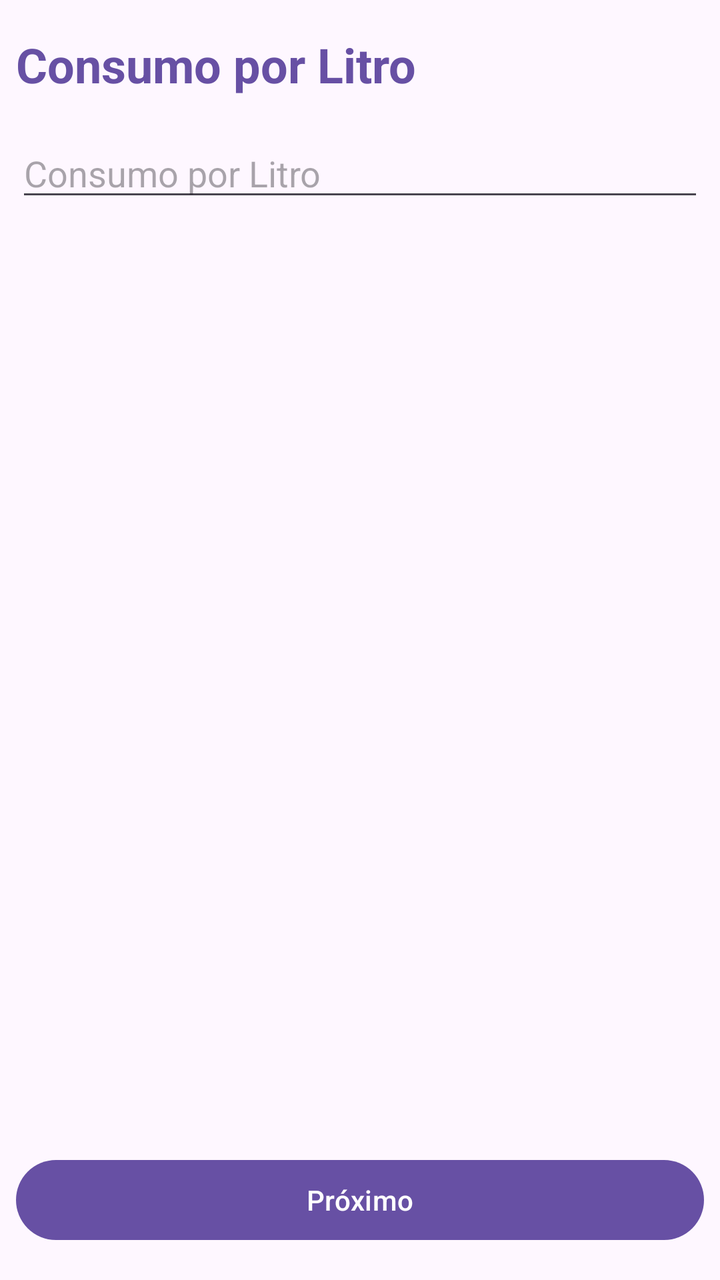
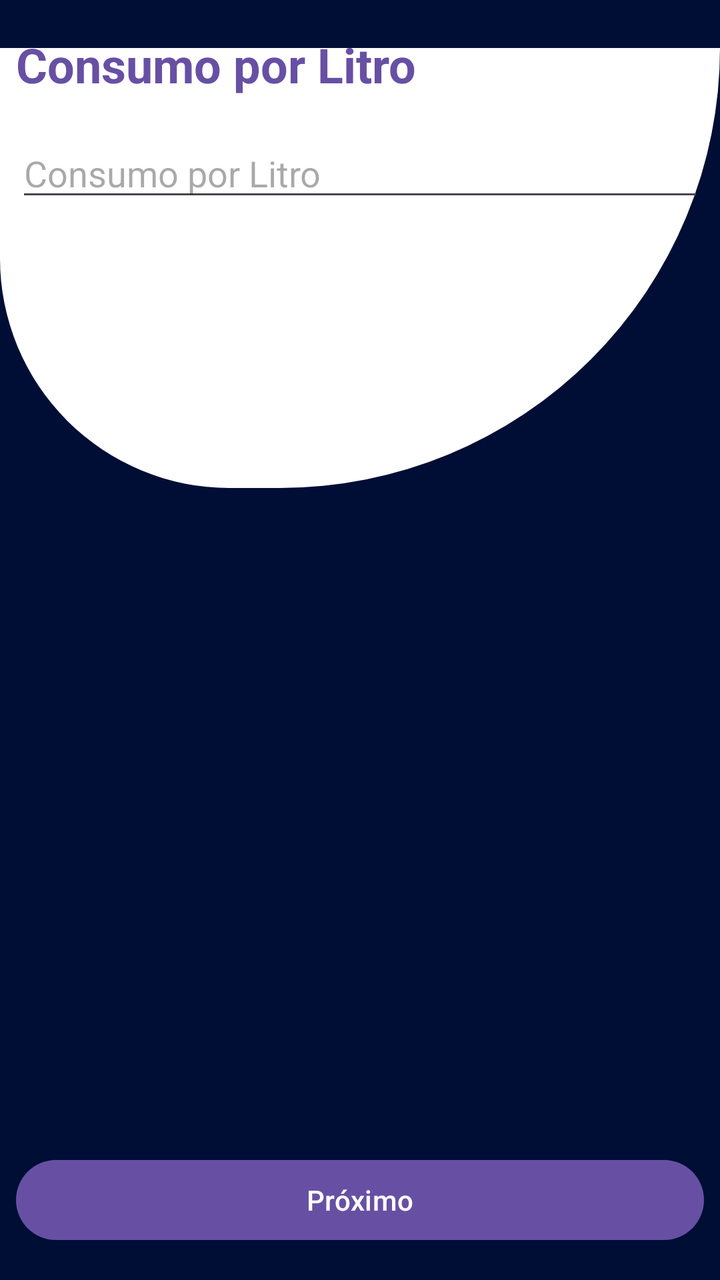

Two renders of the same Android screen: before a commit and after it. Below are the layout's source before the change and the commit's diff.
<!-- AndroidManifest.xml: application theme Theme.FuelCalculator -->
<!-- res/layout/activity_consumo_por_litro.xml -->
<?xml version="1.0" encoding="utf-8"?>
<androidx.constraintlayout.widget.ConstraintLayout xmlns:android="http://schemas.android.com/apk/res/android"
    xmlns:app="http://schemas.android.com/apk/res-auto"
    xmlns:tools="http://schemas.android.com/tools"
    android:id="@+id/main"
    android:layout_width="match_parent"
    android:layout_height="match_parent"
    tools:context=".ConsumoPorLitroActivity">

    <EditText
        android:id="@+id/edtConsumoLitro"
        android:layout_width="0dp"
        android:layout_height="wrap_content"
        android:layout_marginStart="8dp"
        android:layout_marginTop="16dp"
        android:layout_marginEnd="8dp"
        android:ems="10"
        android:hint="Consumo por Litro"
        android:inputType="number"
        app:layout_constraintEnd_toEndOf="parent"
        app:layout_constraintHorizontal_bias="0.0"
        app:layout_constraintStart_toStartOf="parent"
        app:layout_constraintTop_toBottomOf="@+id/tvConsumoTitulo" />

    <Button
        android:id="@+id/btnConsumoLitroProximo"
        android:layout_width="0dp"
        android:layout_height="wrap_content"
        android:layout_marginStart="8dp"
        android:layout_marginEnd="8dp"
        android:layout_marginBottom="16dp"
        android:text="Próximo"
        app:layout_constraintBottom_toBottomOf="parent"
        app:layout_constraintEnd_toEndOf="parent"
        app:layout_constraintStart_toStartOf="parent" />

    <TextView
        android:id="@+id/tvConsumoTitulo"
        android:layout_width="wrap_content"
        android:layout_height="wrap_content"
        android:layout_marginStart="8dp"
        android:layout_marginTop="16dp"
        android:text="Consumo por Litro"
        android:textColor="#ff6750a4"
        android:textSize="24sp"
        android:textStyle="bold"
        app:layout_constraintStart_toStartOf="parent"
        app:layout_constraintTop_toTopOf="parent" />
</androidx.constraintlayout.widget.ConstraintLayout>
<!-- resources referenced by this layout -->
<resources>
  <style name="Theme.FuelCalculator" parent="Base.Theme.FuelCalculator" />
  <style name="Base.Theme.FuelCalculator" parent="Theme.Material3.DayNight.NoActionBar">
          
          
      </style>
</resources>

<!-- the commit's change to res/layout/activity_consumo_por_litro.xml (unified diff, before → after) -->
@@ -3,9 +3,21 @@
     xmlns:app="http://schemas.android.com/apk/res-auto"
     xmlns:tools="http://schemas.android.com/tools"
     android:id="@+id/main"
+    android:background="@color/background"
     android:layout_width="match_parent"
     android:layout_height="match_parent"
     tools:context=".ConsumoPorLitroActivity">
+
+    <LinearLayout
+        android:id="@+id/linearLayout"
+        android:layout_width="match_parent"
+        android:layout_height="220dp"
+        android:layout_marginTop="24dp"
+        android:background="@drawable/bg_rounded"
+        android:gravity="center"
+        app:layout_constraintEnd_toEndOf="parent"
+        app:layout_constraintStart_toStartOf="parent"
+        app:layout_constraintTop_toTopOf="parent" />
 
     <EditText
         android:id="@+id/edtConsumoLitro"
<!-- resource entries referenced after the edit -->
@@ -1,5 +1,26 @@
 <!-- resources referenced by this layout -->
 <resources>
+  <color name="background">#000E35</color>
+  <!-- drawable bg_rounded (drawable) -->
+  <?xml version="1.0" encoding="utf-8"?>
+  <shape xmlns:android="http://schemas.android.com/apk/res/android"
+      android:shape="rectangle">
+  
+      <solid android:color="@android:color/white"/>
+  
+      <corners
+          android:topLeftRadius="0dp"
+          android:topRightRadius="0dp"
+          android:bottomLeftRadius="120dp"
+          android:bottomRightRadius="230dp"/>
+  
+      <padding
+          android:left="12dp"
+          android:top="12dp"
+          android:right="12dp"
+          android:bottom="12dp"/>
+  
+  </shape>
   <style name="Theme.FuelCalculator" parent="Base.Theme.FuelCalculator" />
   <style name="Base.Theme.FuelCalculator" parent="Theme.Material3.DayNight.NoActionBar">
           
